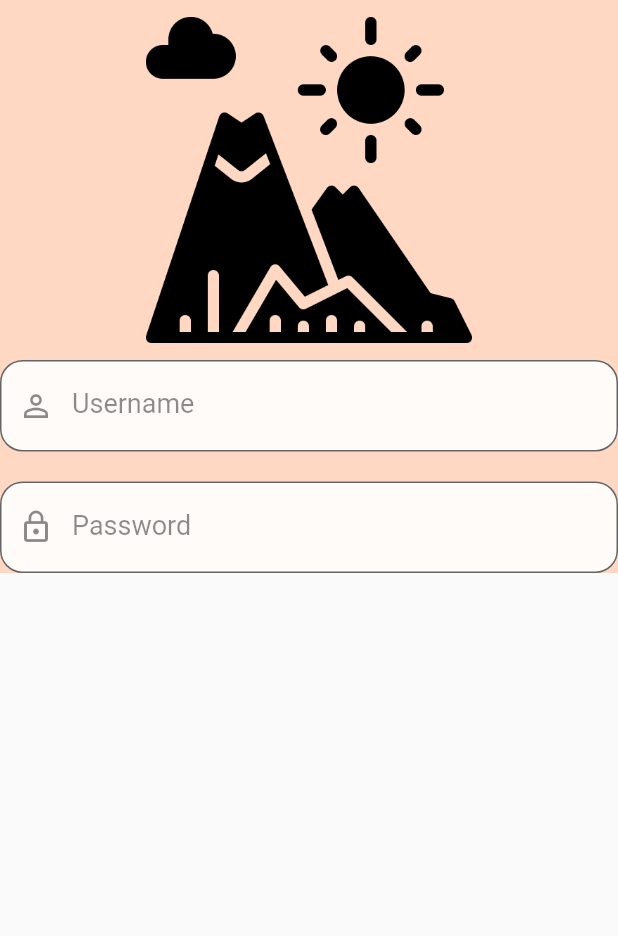
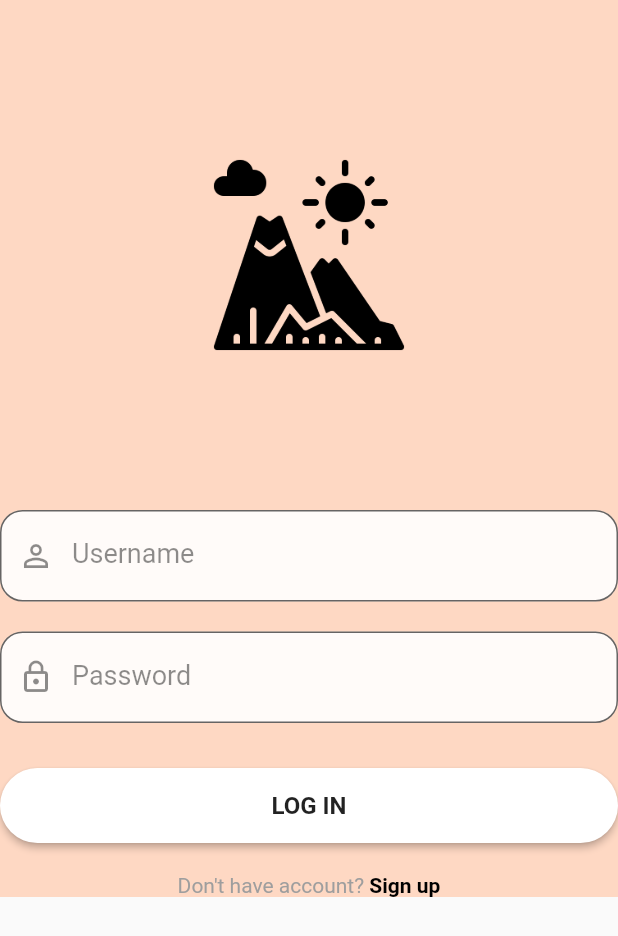
Before and after one commit to nicoletahrm/Pathfinder, a Flutter app: the screen it shows after launch, on a phone screen of 412 x 824 dp. Shown: the top 936 px of the screen. Run offline on Flutter 3.47's test engine with Material 2 defaults, Android fonts, the phone set to English and light mode, and no system bars.

Commit message:
Added buttons in login screen

```diff
--- a/pathfinder_app/lib/reusable_widgets/reusable_widget.dart
+++ b/pathfinder_app/lib/reusable_widgets/reusable_widget.dart
@@ -4,8 +4,8 @@ Image logoWidget(String imageName) {
   return Image.asset(
     imageName,
     fit: BoxFit.fitWidth,
-    width: 240,
-    height: 240,
+    width: 140,
+    height: 340,
   );
 }
 
@@ -37,3 +37,30 @@ TextField reusableTextField(String text, IconData icon, bool isPasswordType,
         : TextInputType.emailAddress,
   );
 }
+
+Container loginButton(BuildContext context, bool isLogin, Function onTop) {
+  return Container(
+      width: MediaQuery.of(context).size.width,
+      height: 50,
+      margin: const EdgeInsets.fromLTRB(0, 10, 0, 20),
+      decoration: BoxDecoration(borderRadius: BorderRadius.circular(90)),
+      child: ElevatedButton(
+        onPressed: () {
+          onTop();
+        },
+        style: ButtonStyle(
+            backgroundColor: MaterialStateProperty.resolveWith((states) {
+              if (states.contains(MaterialState.pressed)) {
+                return Colors.black26;
+              }
+              return Colors.white;
+            }),
+            shape: MaterialStateProperty.all(RoundedRectangleBorder(
+                borderRadius: BorderRadius.circular(30)))),
+        child: Text(
+          isLogin ? 'LOG IN' : 'SIGN UP',
+          style: const TextStyle(
+              color: Colors.black87, fontWeight: FontWeight.bold, fontSize: 16),
+        ),
+      ));
+}
--- a/pathfinder_app/lib/screens/login_screen.dart
+++ b/pathfinder_app/lib/screens/login_screen.dart
@@ -1,4 +1,5 @@
 import 'package:flutter/material.dart';
+import 'package:pathfinder_app/screens/signup_screen.dart';
 import 'package:pathfinder_app/utils/colors_utils.dart';
 
 import '../reusable_widgets/reusable_widget.dart';
@@ -31,9 +32,30 @@ class _LoginScreenState extends State<LoginScreen> {
                 ),
                 reusableTextField("Password", Icons.lock_outline, true,
                     _passwordTextController),
+                const SizedBox(
+                  height: 20,
+                ),
+                loginButton(context, true, () {}),
+                signupOption()
               ],
             ),
           )),
     );
   }
+
+  Row signupOption() {
+    return Row(mainAxisAlignment: MainAxisAlignment.center, children: [
+      const Text("Don't have account?", style: TextStyle(color: Colors.grey)),
+      GestureDetector(
+        onTap: () {
+          Navigator.push(
+              context, MaterialPageRoute(builder: (context) => SignupScreen()));
+        },
+        child: const Text(
+          " Sign up",
+          style: TextStyle(color: Colors.black, fontWeight: FontWeight.bold),
+        ),
+      )
+    ]);
+  }
 }
--- a/pathfinder_app/lib/screens/signup_screen.dart
+++ b/pathfinder_app/lib/screens/signup_screen.dart
@@ -0,0 +1,16 @@
+import 'package:flutter/material.dart';
+
+class SignupScreen extends StatefulWidget {
+  const SignupScreen({Key? key}) : super(key: key);
+
+  @override
+  // ignore: library_private_types_in_public_api
+  _SignupScreenState createState() => _SignupScreenState();
+}
+
+class _SignupScreenState extends State<SignupScreen> {
+  @override
+  Widget build(BuildContext context) {
+    return Container();
+  }
+}
```
